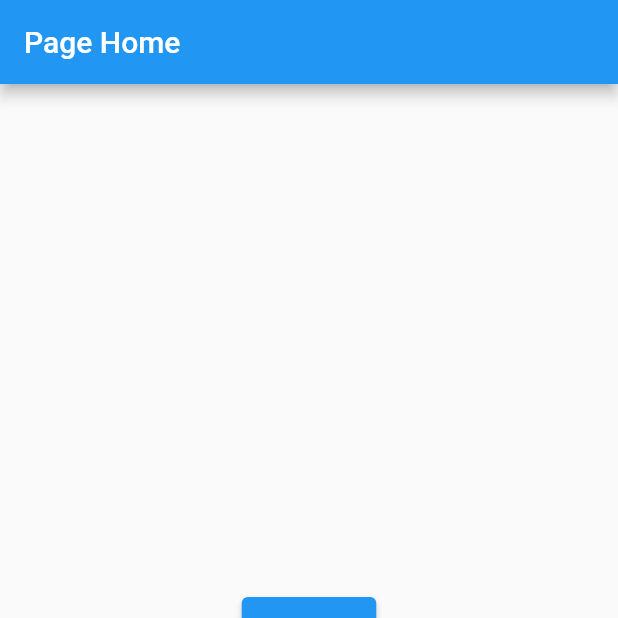
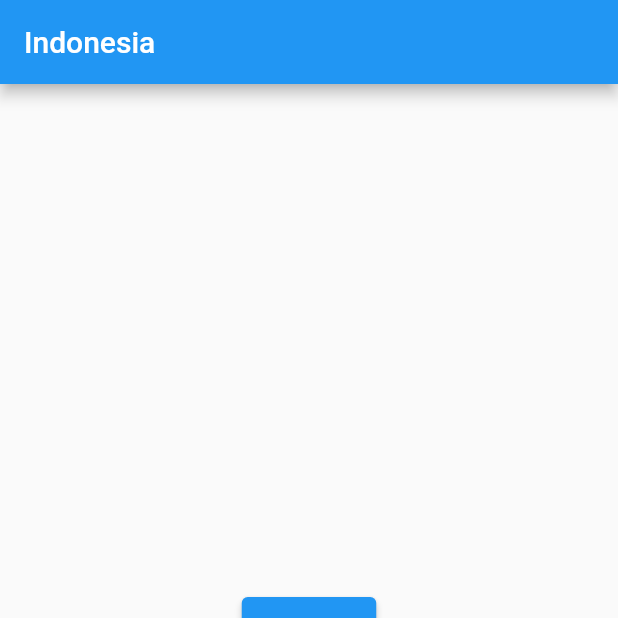
Before and after one commit to alimasudd/flutter-getx, a Flutter app: the screen it shows after launch, on a phone screen of 412 x 824 dp, the top half of it. Run offline on Flutter 3.47's test engine with Material 2 defaults, Android fonts, the phone set to English and light mode, and no system bars; our stand-ins replace get.

Commit message:
implement localization in page home

```diff
--- a/lib/route/page_home.dart
+++ b/lib/route/page_home.dart
@@ -4,13 +4,13 @@ import 'package:getx/route/page_one.dart';
 import 'package:getx/route/page_two.dart';
 
 class PageHome extends StatelessWidget {
-  const PageHome({Key? key}) : super(key: key);
+  PageHome({Key? key}) : super(key: key);
 
   @override
   Widget build(BuildContext context) {
     return Scaffold(
       appBar: AppBar(
-        title: Text('Page Home'),
+        title: Text('title'.tr),
       ),
       body: Center(
         child: Column(
@@ -18,7 +18,8 @@ class PageHome extends StatelessWidget {
           children: [
             ElevatedButton(
                 onPressed: (){
-                  Get.to(PageOne());
+                  Get.updateLocale(Locale('en'));
+                  // Get.to(PageOne());
                 },
                 child: Text('page one')),
             ElevatedButton(
```
